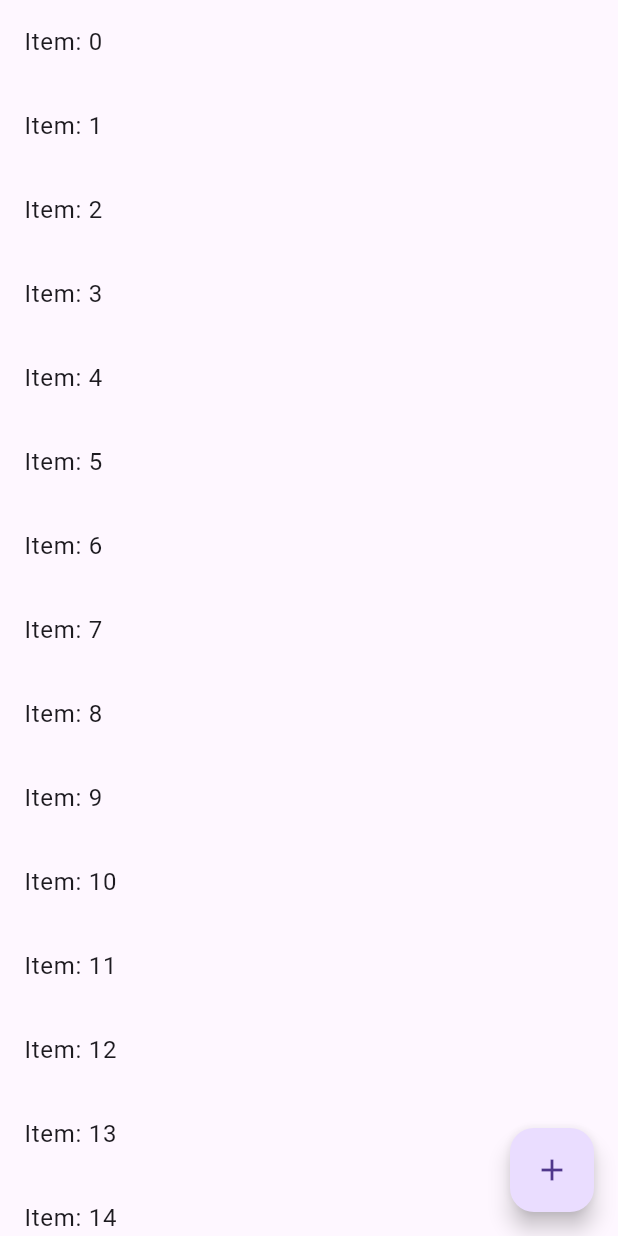
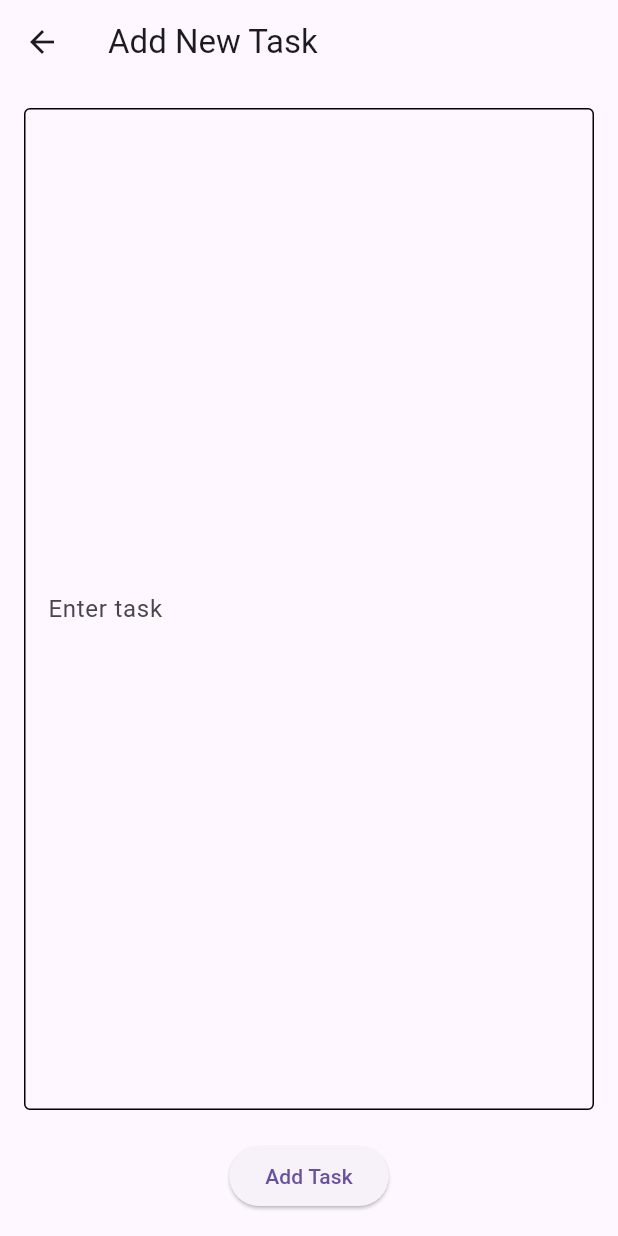
Before and after one commit to Burleiev/smart_todo_app, a Flutter app: the screen it shows after launch, after a tap on the "add" icon, on a phone screen of 412 x 824 dp. Run offline on Flutter 3.47's test engine with Material 3 defaults, Android fonts, the phone set to English and light mode, and no system bars.

Commit message:
Added a screen to create a new task.

```diff
--- /dev/null
+++ b/lib/dialog.dart
@@ -0,0 +1,50 @@
+// dialog.dart
+import 'package:flutter/material.dart';
+
+class DialogScreen extends StatefulWidget {
+  const DialogScreen({super.key});
+
+  @override
+  State<DialogScreen> createState() => _DialogScreenState();
+}
+
+class _DialogScreenState extends State<DialogScreen> {
+  final TextEditingController _controller = TextEditingController();
+
+  @override
+  Widget build(BuildContext context) {
+    return Scaffold(
+      appBar: AppBar(title: Text("Add New Task")),
+      body: Padding(
+        padding: const EdgeInsets.all(16.0),
+        child: Column(
+          children: [
+            Expanded(
+              child: TextField(
+                maxLines: null,
+                expands: true,
+                controller: _controller,
+                decoration: InputDecoration(
+                    hintText: "Enter task",
+                    enabledBorder: OutlineInputBorder(
+                        borderSide: BorderSide(color: Colors.black)),
+                    border: OutlineInputBorder(
+                        borderSide: BorderSide(color: Colors.black)),
+                    focusedBorder: OutlineInputBorder(
+                        borderSide: BorderSide(color: Colors.black))),
+              ),
+            ),
+            SizedBox(height: 20),
+            ElevatedButton(
+              onPressed: () {
+                print("New task: ${_controller.text}");
+                Navigator.pop(context);
+              },
+              child: Text("Add Task"),
+            )
+          ],
+        ),
+      ),
+    );
+  }
+}
--- a/lib/homePage.dart
+++ b/lib/homePage.dart
@@ -1,3 +1,4 @@
+
 import 'package:flutter/material.dart';
 
 class HomePage extends StatefulWidget {
@@ -21,7 +22,7 @@ class _HomePageState extends State<HomePage> {
       ),
       floatingActionButton: FloatingActionButton(
         onPressed: () {
-          print("Добавить задачу");
+          Navigator.of(context).pushNamed('/dialog');
         },
         child: Icon(Icons.add),
       ),
--- a/lib/main.dart
+++ b/lib/main.dart
@@ -1,4 +1,5 @@
 import 'package:flutter/material.dart';
+import 'package:smart_todo_app/dialog.dart';
 import 'package:smart_todo_app/homePage.dart';
 
 void main() {
@@ -13,6 +14,7 @@ class MyApp extends StatelessWidget {
       initialRoute: '/',
       routes: {
         '/': (context) => HomePage(),
+        '/dialog': (context) => DialogScreen(),
       },
     );
   }
```
